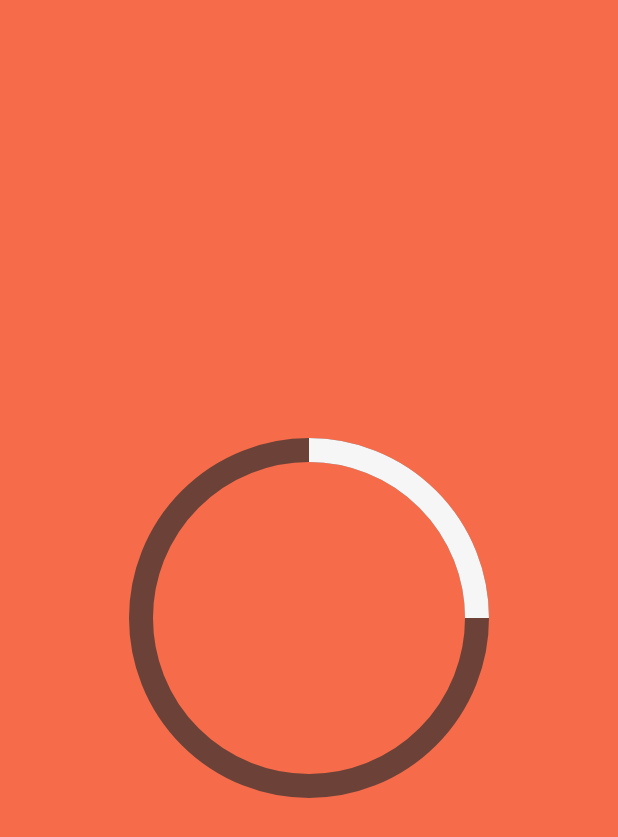
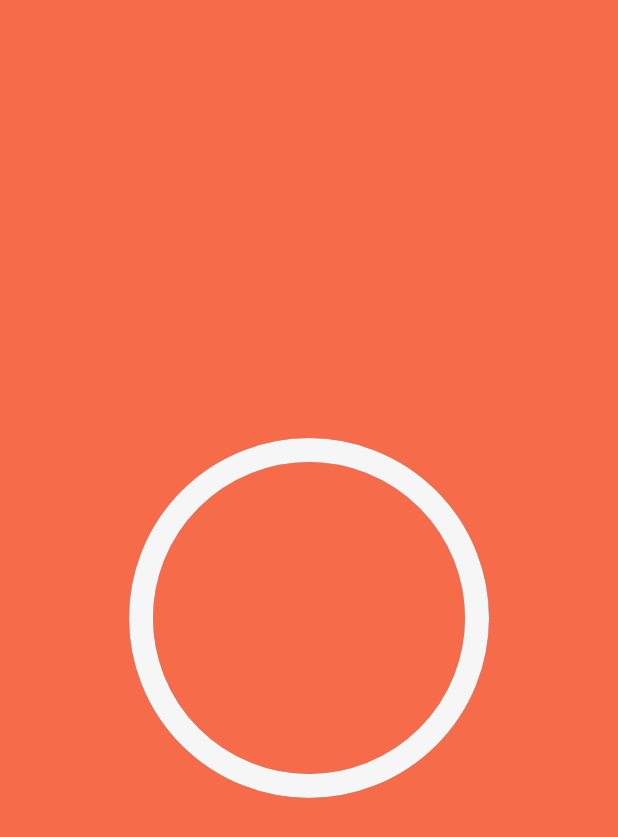
Before and after one commit to his-s/Habbit-Tracker-App-Andera-Animation, a Flutter app: the screen it shows after launch, on a phone screen of 412 x 824 dp. Shown: the top 837 px of the screen. Run offline on Flutter 3.47's test engine with Material 2 defaults, Android fonts, the phone set to English and light mode, and no system bars; our stand-ins replace flutter_svg.

```diff
--- a/lib/ui/task/animated_task.dart
+++ b/lib/ui/task/animated_task.dart
@@ -18,6 +18,7 @@ class _AnimatedTaskState extends State<AnimatedTask>
       vsync: this,
       duration: Duration(milliseconds: 750),
     );
+    _animationController.forward();
   }
 
   @override
@@ -28,8 +29,11 @@ class _AnimatedTaskState extends State<AnimatedTask>
 
   @override
   Widget build(BuildContext context) {
-    return TaskCompletionRing(
-      progress: 0.25,
+    return AnimatedBuilder(
+      animation: _animationController,
+      builder: (BuildContext context, Widget? child) {
+        return TaskCompletionRing(progress: _animationController.value);
+      },
     );
   }
 }
```
